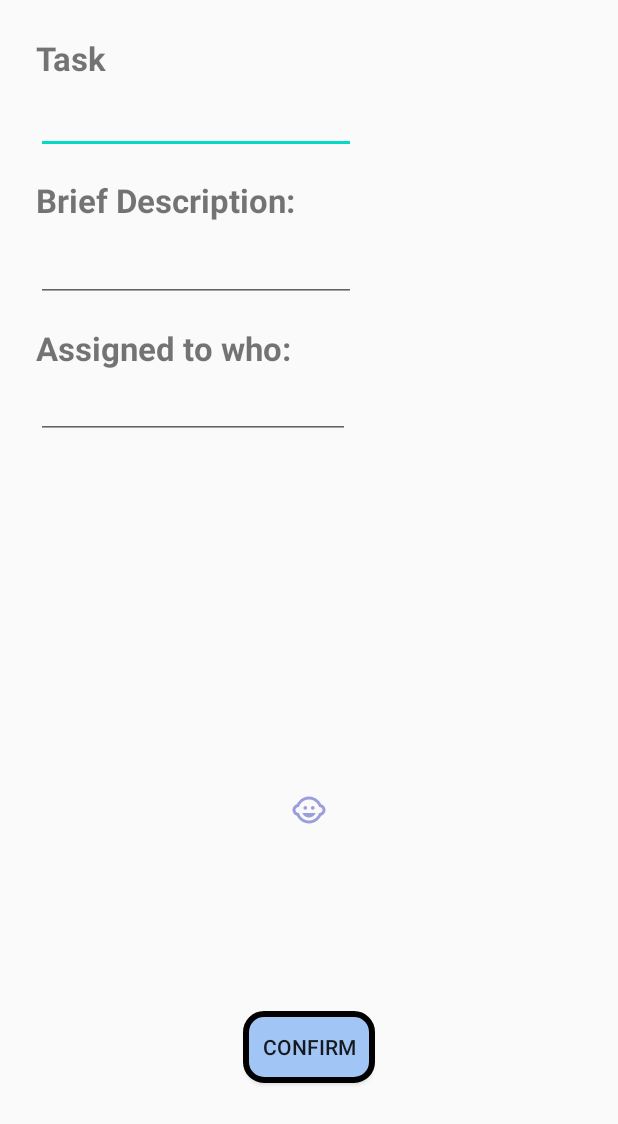
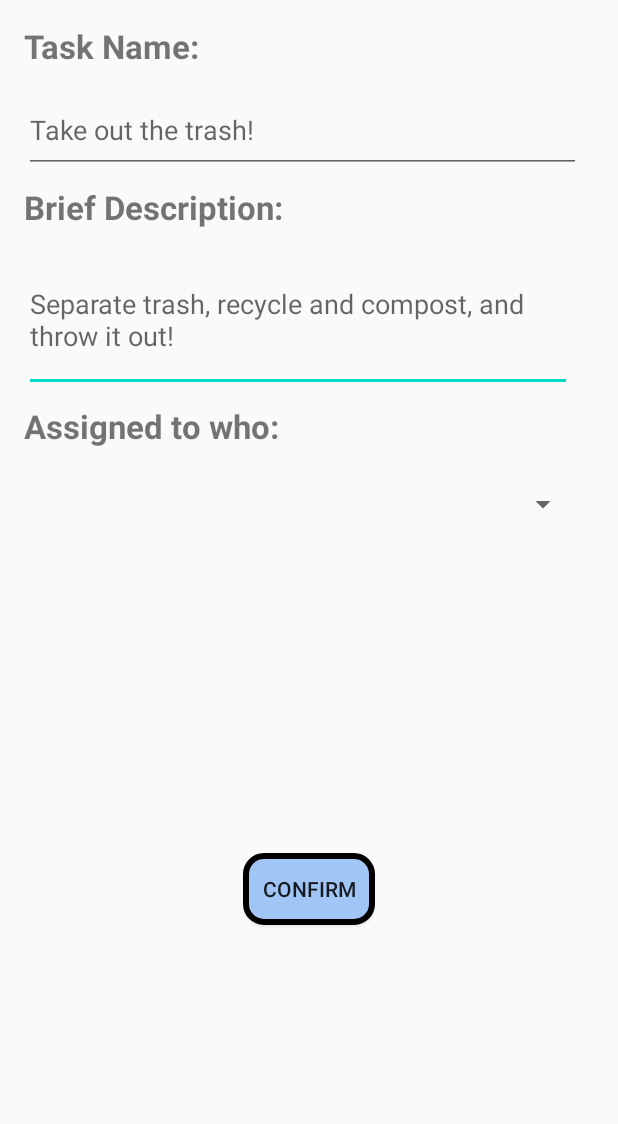
Before and after one commit to Haibhailie/ChildManager, an Android app: the layout content_edit_task.xml on its own in the app's theme, with its tools: preview values and no code run, on a phone screen of 412 x 824 dp. Shown: the top 1124 px of the screen. Run offline under Robolectric (Android 15) with nearby library versions, the phone set to English and light mode, and no system bars.

Commit message:
Edit task activity complete (presently programmed to run on click)

```diff
--- a/app/src/main/java/com/example/project/ChildActivities/EditChildActivity.java
+++ b/app/src/main/java/com/example/project/ChildActivities/EditChildActivity.java
@@ -55,9 +55,6 @@ public class EditChildActivity extends AppCompatActivity {
         super.onCreate(savedInstanceState);
         setContentView(R.layout.activity_edit_child);
         childManager = ChildManager.getInstance();
-        nameText = (EditText) findViewById(R.id.theTaskName);
-        ageText = (EditText) findViewById(R.id.theTaskDescription);
-        avatarId = -1;
 
 
         // These two arrays would be used to set click event on imageView (avatar)
--- a/app/src/main/java/com/example/project/TaskActivities/ViewTaskActivity.java
+++ b/app/src/main/java/com/example/project/TaskActivities/ViewTaskActivity.java
@@ -15,10 +15,8 @@ import androidx.recyclerview.widget.DividerItemDecoration;
 import androidx.recyclerview.widget.LinearLayoutManager;
 import androidx.recyclerview.widget.RecyclerView;
 
-import com.example.project.ChildActivities.ViewChildActivity;
 import com.example.project.ChildModel.Child;
 import com.example.project.ChildModel.ChildManager;
-import com.example.project.MainActivity;
 import com.example.project.R;
 import com.example.project.TaskModel.RecyclerViewAdapter;
 import com.example.project.TaskModel.Task;
@@ -90,7 +88,6 @@ public class ViewTaskActivity extends AppCompatActivity {
         if (retrievedTaskList != null) {
             taskManager.setTaskArrayList(retrievedTaskList);
         }
-
     }
 
     public void createDisplayArrayList(){
--- a/app/src/main/java/com/example/project/TaskModel/TaskManager.java
+++ b/app/src/main/java/com/example/project/TaskModel/TaskManager.java
@@ -31,8 +31,9 @@ public class TaskManager implements Iterable<Task>{
         this.taskArrayList = taskArrayList;
     }
 
-    public Task returnTaskFromIndex(int index){
-        return taskArrayList.get(index);
+    public void editTaskWithIndex(int position, String taskName, String taskDescription, String childAssigned, int avatarID){
+        Task editedTask = new Task(taskName, childAssigned, taskDescription, avatarID);
+        taskArrayList.set(position, editedTask);
     }
 
     public void addTask(Task theTask){
--- a/app/src/main/res/layout/content_edit_task.xml
+++ b/app/src/main/res/layout/content_edit_task.xml
@@ -7,92 +7,73 @@
     app:layout_behavior="@string/appbar_scrolling_view_behavior">
 
     <TextView
-        android:id="@+id/taskTitle"
-        android:layout_width="77dp"
-        android:layout_height="25dp"
-        android:layout_marginStart="24dp"
-        android:layout_marginTop="24dp"
+        android:id="@+id/textTaskName"
+        android:layout_width="244dp"
+        android:layout_height="34dp"
+        android:layout_marginStart="16dp"
+        android:layout_marginTop="16dp"
         android:text="@string/taskName"
         android:textSize="22sp"
         android:textStyle="bold"
         app:layout_constraintStart_toStartOf="parent"
         app:layout_constraintTop_toTopOf="parent" />
 
-    <EditText
-        android:id="@+id/theTaskName"
-        android:layout_width="wrap_content"
-        android:layout_height="wrap_content"
+    <TextView
+        android:id="@+id/textTaskDescription"
+        android:layout_width="244dp"
+        android:layout_height="34dp"
         android:layout_marginTop="8dp"
-        android:ems="10"
-        android:inputType="text"
-        app:layout_constraintStart_toStartOf="@+id/taskTitle"
-        app:layout_constraintTop_toBottomOf="@+id/taskTitle" />
-
-    <TextView
-        android:id="@+id/taskDescription"
-        android:layout_width="wrap_content"
-        android:layout_height="wrap_content"
-        android:layout_marginTop="16dp"
         android:text="@string/taskBriefDescription"
         android:textSize="22sp"
         android:textStyle="bold"
-        app:layout_constraintStart_toStartOf="@+id/theTaskName"
-        app:layout_constraintTop_toBottomOf="@+id/theTaskName" />
+        app:layout_constraintStart_toStartOf="@+id/editTextTaskName"
+        app:layout_constraintTop_toBottomOf="@+id/editTextTaskName" />
 
     <EditText
-        android:id="@+id/theTaskDescription"
-        android:layout_width="wrap_content"
-        android:layout_height="wrap_content"
+        android:id="@+id/editTextTaskDescription"
+        android:layout_width="365dp"
+        android:layout_height="96dp"
         android:layout_marginTop="8dp"
         android:ems="10"
-
-        android:inputType="text"
-        app:layout_constraintStart_toStartOf="@+id/taskDescription"
-        app:layout_constraintTop_toBottomOf="@+id/taskDescription" />
+        android:hint="Separate trash, recycle and compost, and throw it out!"
+        android:inputType="textMultiLine"
+        android:textSize="18sp"
+        app:layout_constraintStart_toStartOf="@+id/textTaskDescription"
+        app:layout_constraintTop_toBottomOf="@+id/textTaskDescription" />
 
     <TextView
-        android:id="@+id/assigned"
-        android:layout_width="wrap_content"
-        android:layout_height="wrap_content"
-        android:layout_marginTop="16dp"
+        android:id="@+id/textChildAssigned"
+        android:layout_width="244dp"
+        android:layout_height="34dp"
+        android:layout_marginTop="8dp"
         android:text="@string/assigned_to_who"
         android:textSize="22sp"
         android:textStyle="bold"
-        app:layout_constraintStart_toStartOf="@+id/theTaskDescription"
-        app:layout_constraintTop_toBottomOf="@+id/theTaskDescription" />
+        app:layout_constraintStart_toStartOf="@+id/editTextTaskDescription"
+        app:layout_constraintTop_toBottomOf="@+id/editTextTaskDescription" />
+
+    <Spinner
+        android:id="@+id/childSelectSpinner"
+        android:layout_width="365dp"
+        android:layout_height="50dp"
+        android:layout_marginTop="8dp"
+        android:layout_marginEnd="22dp"
+        android:scrollbarSize="@dimen/material_emphasis_high_type"
+        app:layout_constraintEnd_toEndOf="parent"
+        app:layout_constraintStart_toStartOf="@+id/textChildAssigned"
+        app:layout_constraintTop_toBottomOf="@+id/textChildAssigned" />
 
     <EditText
-        android:id="@+id/assignedChild"
-        android:layout_width="209dp"
-        android:layout_height="38dp"
+        android:id="@+id/editTextTaskName"
+        android:layout_width="371dp"
+        android:layout_height="57dp"
         android:layout_marginTop="8dp"
-        app:layout_constraintStart_toStartOf="@+id/assigned"
-        app:layout_constraintTop_toBottomOf="@+id/assigned" />
-
-    <LinearLayout
-        android:id="@+id/linearLayout2"
-        android:layout_width="wrap_content"
-        android:layout_height="wrap_content"
-        android:gravity="center|center_vertical"
-        android:orientation="vertical"
-        app:layout_constraintBottom_toBottomOf="parent"
-        app:layout_constraintEnd_toEndOf="parent"
-        app:layout_constraintStart_toStartOf="parent"
-        app:layout_constraintTop_toBottomOf="@+id/assignedChild"
-        app:layout_constraintVertical_bias="0.482">
-
-        <ImageView
-            android:id="@+id/assignedChildImg"
-            android:layout_width="wrap_content"
-            android:layout_height="wrap_content"
-            app:srcCompat="@drawable/default_avator" />
-
-        <TextView
-            android:id="@+id/assignedChildId"
-            android:layout_width="wrap_content"
-            android:layout_height="wrap_content" />
-
-    </LinearLayout>
+        android:ems="10"
+        android:hint="Take out the trash!"
+        android:inputType="textPersonName"
+        android:textSize="18sp"
+        app:layout_constraintStart_toStartOf="@+id/textTaskName"
+        app:layout_constraintTop_toBottomOf="@+id/textTaskName" />
 
     <Button
         android:id="@+id/submitNewTask"
@@ -103,6 +84,7 @@
         app:layout_constraintBottom_toBottomOf="parent"
         app:layout_constraintEnd_toEndOf="parent"
         app:layout_constraintStart_toStartOf="parent"
-        app:layout_constraintTop_toBottomOf="@+id/linearLayout2" />
+        app:layout_constraintTop_toBottomOf="@+id/childSelectSpinner" />
+
 
 </androidx.constraintlayout.widget.ConstraintLayout>
```
Also changed, not shown: app/src/main/java/com/example/project/TaskActivities/EditTaskActivity.java (+93 -45 lines), app/src/main/java/com/example/project/TaskModel/RecyclerViewAdapter.java (+5 -9 lines).
